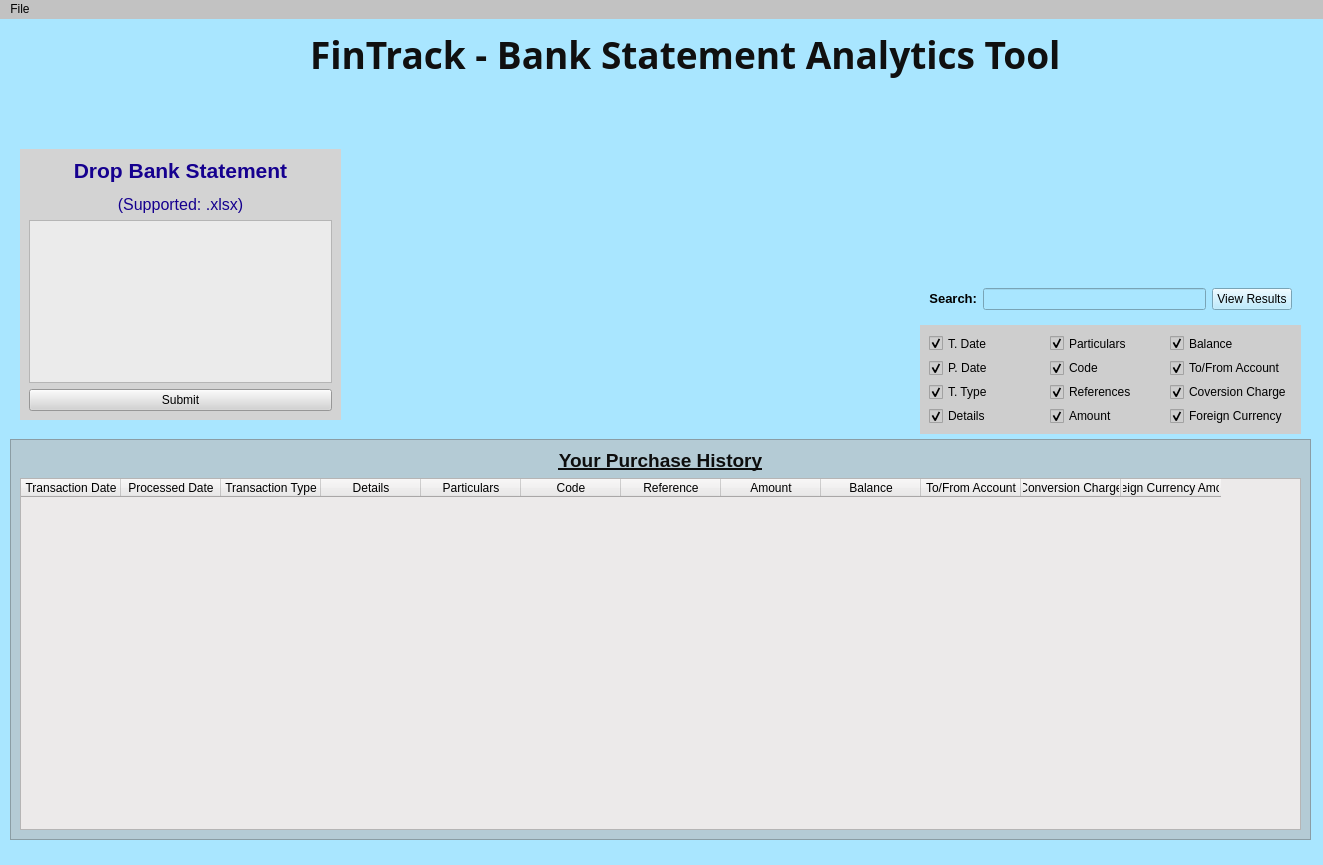
This is Interface.ui in msa280/FinTrack-Finance-Management-App as Qt 5 draws it before an edit. The edited form follows.
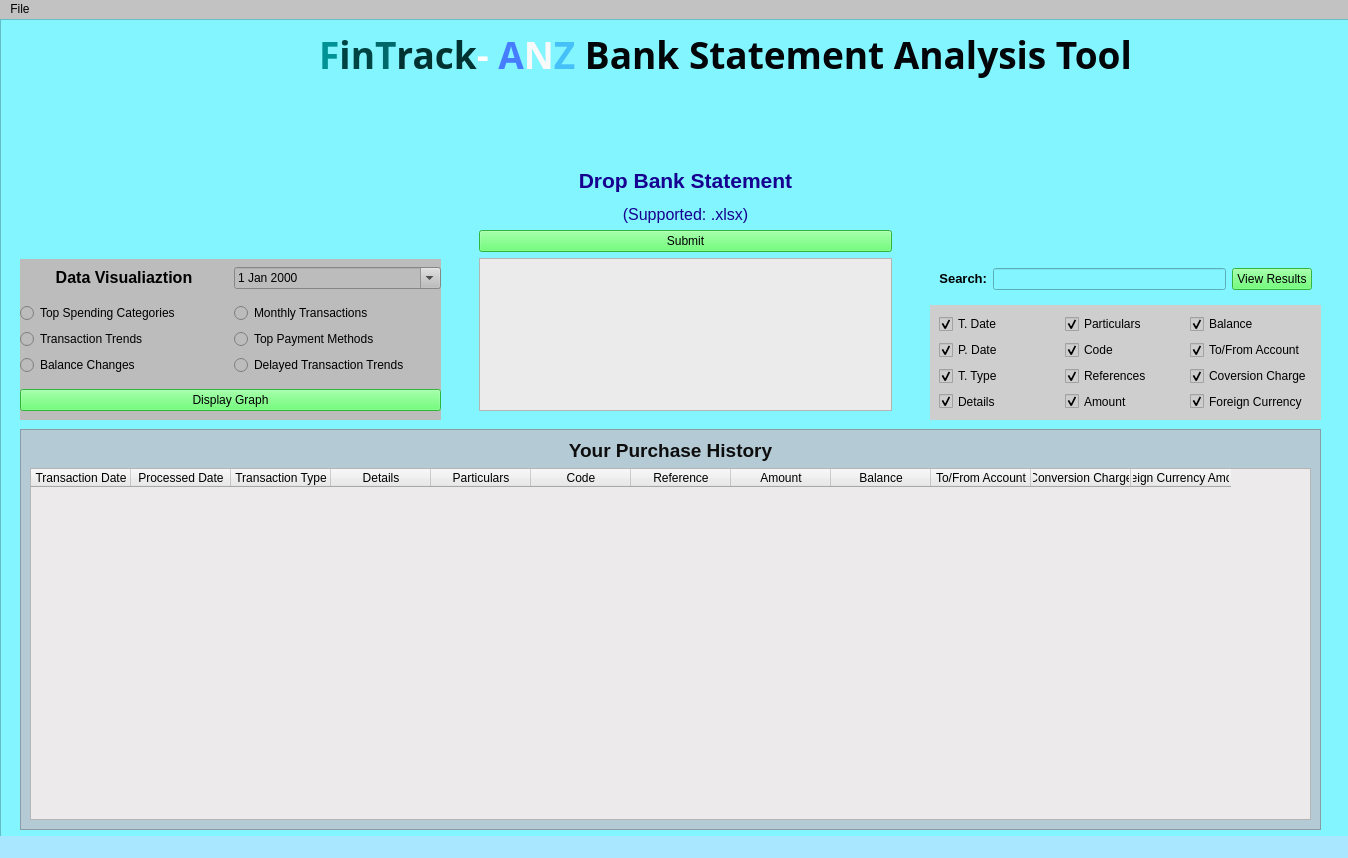
This is the edited form.

```diff
--- a/Interface.ui
+++ b/Interface.ui
@@ -9,8 +9,8 @@
    <rect>
     <x>0</x>
     <y>0</y>
-    <width>1323</width>
-    <height>865</height>
+    <width>1348</width>
+    <height>858</height>
    </rect>
   </property>
   <property name="windowTitle">
@@ -20,12 +20,39 @@
    <string notr="true">background-color: rgb(169, 230, 255)</string>
   </property>
   <widget class="QWidget" name="centralwidget">
+   <property name="styleSheet">
+    <string notr="true"/>
+   </property>
+   <widget class="QFrame" name="frame">
+    <property name="geometry">
+     <rect>
+      <x>0</x>
+      <y>0</y>
+      <width>1351</width>
+      <height>841</height>
+     </rect>
+    </property>
+    <property name="styleSheet">
+     <string notr="true">background-color: rgb(130, 245, 255)</string>
+    </property>
+    <property name="frameShape">
+     <enum>QFrame::StyledPanel</enum>
+    </property>
+    <property name="frameShadow">
+     <enum>QFrame::Raised</enum>
+    </property>
+    <property name="ddd" stdset="0">
+     <string/>
+    </property>
    <widget class="QLabel" name="label_2">
+     <property name="enabled">
+      <bool>true</bool>
+     </property>
     <property name="geometry">
      <rect>
-      <x>310</x>
+       <x>300</x>
       <y>10</y>
-      <width>761</width>
+       <width>851</width>
       <height>51</height>
      </rect>
     </property>
@@ -40,15 +67,21 @@
     <property name="focusPolicy">
      <enum>Qt::NoFocus</enum>
     </property>
+     <property name="styleSheet">
+      <string notr="true"/>
+     </property>
     <property name="text">
-     <string>&lt;html&gt;&lt;head/&gt;&lt;body&gt;&lt;p&gt;&lt;span style=&quot; color:#101010;&quot;&gt;FinTrack - Bank Statement Analytics Tool&lt;/span&gt;&lt;/p&gt;&lt;/body&gt;&lt;/html&gt;</string>
+      <string>&lt;html&gt;&lt;head/&gt;&lt;body&gt;&lt;p align=&quot;center&quot;&gt;&lt;span style=&quot; color:#009294;&quot;&gt;F&lt;/span&gt;&lt;span style=&quot; color:#004343;&quot;&gt;in&lt;/span&gt;&lt;span style=&quot; color:#006868;&quot;&gt;T&lt;/span&gt;&lt;span style=&quot; color:#003232;&quot;&gt;rack&lt;/span&gt;&lt;span style=&quot; color:#009294;&quot;/&gt;&lt;span style=&quot; color:#ffffff;&quot;&gt;- &lt;/span&gt;&lt;span style=&quot; color:#467dff;&quot;&gt;A&lt;/span&gt;&lt;span style=&quot; color:#f9f9f9;&quot;&gt;N&lt;/span&gt;&lt;span style=&quot; color:#45c0f9;&quot;&gt;Z &lt;/span&gt;&lt;span style=&quot; color:#020608;&quot;&gt;Bank Statement Analysis Tool&lt;/span&gt;&lt;/p&gt;&lt;/body&gt;&lt;/html&gt;</string>
     </property>
    </widget>
    <widget class="QScrollArea" name="scrollArea">
+     <property name="enabled">
+      <bool>true</bool>
+     </property>
     <property name="geometry">
      <rect>
-      <x>10</x>
-      <y>420</y>
+       <x>20</x>
+       <y>410</y>
       <width>1301</width>
       <height>401</height>
      </rect>
@@ -71,6 +104,9 @@
      <layout class="QVBoxLayout" name="verticalLayout">
       <item>
        <widget class="QLabel" name="label_5">
+         <property name="enabled">
+          <bool>true</bool>
+         </property>
         <property name="font">
          <font>
           <family>Segoe UI</family>
@@ -80,12 +116,15 @@
          </font>
         </property>
         <property name="text">
-         <string>&lt;html&gt;&lt;head/&gt;&lt;body&gt;&lt;p align=&quot;center&quot;&gt;&lt;span style=&quot; font-size:14pt; text-decoration: underline; color:#0d0d0d;&quot;&gt;Your Purchase History&lt;/span&gt;&lt;/p&gt;&lt;/body&gt;&lt;/html&gt;</string>
+          <string>&lt;html&gt;&lt;head/&gt;&lt;body&gt;&lt;p align=&quot;center&quot;&gt;&lt;span style=&quot; font-size:14pt; color:#0d0d0d;&quot;&gt;Your Purchase History&lt;/span&gt;&lt;/p&gt;&lt;/body&gt;&lt;/html&gt;</string>
         </property>
        </widget>
       </item>
       <item>
        <widget class="QTableWidget" name="tableWidget">
+         <property name="enabled">
+          <bool>true</bool>
+         </property>
         <property name="styleSheet">
          <string notr="true">background-color: rgb(236, 234, 234)</string>
         </property>
@@ -164,20 +203,26 @@
     </widget>
    </widget>
    <widget class="QFrame" name="verticalFrame">
+     <property name="enabled">
+      <bool>true</bool>
+     </property>
     <property name="geometry">
      <rect>
-      <x>20</x>
-      <y>130</y>
-      <width>321</width>
-      <height>271</height>
+       <x>470</x>
+       <y>140</y>
+       <width>431</width>
+       <height>261</height>
      </rect>
     </property>
     <property name="styleSheet">
-     <string notr="true">background-color: rgb(211, 211, 211)</string>
+      <string notr="true"/>
     </property>
     <layout class="QVBoxLayout" name="verticalLayout_2">
      <item>
       <widget class="QLabel" name="label">
+        <property name="enabled">
+         <bool>true</bool>
+        </property>
        <property name="styleSheet">
         <string notr="true"/>
        </property>
@@ -186,51 +231,209 @@
        </property>
       </widget>
      </item>
-     <item>
-      <widget class="QListWidget" name="listWidget">
-       <property name="styleSheet">
-        <string notr="true">background-color: rgb(235, 235, 235)</string>
-       </property>
-      </widget>
-     </item>
      <item>
       <widget class="QPushButton" name="pushButton_2">
+        <property name="enabled">
+         <bool>true</bool>
+        </property>
        <property name="styleSheet">
-        <string notr="true">font: 75 12pt &quot;MS Shell Dlg 2&quot;;
-</string>
+         <string notr="true">font: 87 11pt &quot;Arial&quot;;
+background-color: rgb(69, 255, 84);</string>
        </property>
        <property name="text">
         <string>Submit</string>
        </property>
       </widget>
      </item>
+      <item>
+       <widget class="QListWidget" name="listWidget">
+        <property name="enabled">
+         <bool>true</bool>
+        </property>
+        <property name="styleSheet">
+         <string notr="true">background-color: rgb(235, 235, 235)</string>
+        </property>
+       </widget>
+      </item>
+     </layout>
+    </widget>
+    <widget class="QWidget" name="widget_3" native="true">
+     <property name="enabled">
+      <bool>true</bool>
+     </property>
+     <property name="geometry">
+      <rect>
+       <x>20</x>
+       <y>240</y>
+       <width>421</width>
+       <height>161</height>
+      </rect>
+     </property>
+     <property name="styleSheet">
+      <string notr="true">background-color: rgb(188, 188, 188)</string>
+     </property>
+     <layout class="QGridLayout" name="gridLayout_3">
+      <item row="1" column="0">
+       <widget class="QLabel" name="label_4">
+        <property name="enabled">
+         <bool>true</bool>
+        </property>
+        <property name="text">
+         <string>&lt;html&gt;&lt;head/&gt;&lt;body&gt;&lt;p align=&quot;center&quot;&gt;&lt;span style=&quot; font-size:12pt; font-weight:600;&quot;&gt;Data Visualiaztion&lt;/span&gt;&lt;/p&gt;&lt;/body&gt;&lt;/html&gt;</string>
+        </property>
+       </widget>
+      </item>
+      <item row="2" column="0" colspan="2">
+       <layout class="QGridLayout" name="gridLayout_2">
+        <item row="1" column="0">
+         <widget class="QRadioButton" name="radioButton_3">
+          <property name="enabled">
+           <bool>true</bool>
+          </property>
+          <property name="styleSheet">
+           <string notr="true">font: 75 10pt &quot;MS Shell Dlg 2&quot;;</string>
+          </property>
+          <property name="text">
+           <string>Transaction Trends</string>
+          </property>
+         </widget>
+        </item>
+        <item row="0" column="1">
+         <widget class="QRadioButton" name="radioButton_2">
+          <property name="enabled">
+           <bool>true</bool>
+          </property>
+          <property name="styleSheet">
+           <string notr="true">font: 75 10pt &quot;MS Shell Dlg 2&quot;;</string>
+          </property>
+          <property name="text">
+           <string>Monthly Transactions</string>
+          </property>
+         </widget>
+        </item>
+        <item row="2" column="0">
+         <widget class="QRadioButton" name="radioButton_5">
+          <property name="enabled">
+           <bool>true</bool>
+          </property>
+          <property name="styleSheet">
+           <string notr="true">font: 75 10pt &quot;MS Shell Dlg 2&quot;;</string>
+          </property>
+          <property name="text">
+           <string>Balance Changes</string>
+          </property>
+         </widget>
+        </item>
+        <item row="2" column="1">
+         <widget class="QRadioButton" name="radioButton_6">
+          <property name="enabled">
+           <bool>true</bool>
+          </property>
+          <property name="styleSheet">
+           <string notr="true">font: 75 10pt &quot;MS Shell Dlg 2&quot;;</string>
+          </property>
+          <property name="text">
+           <string>Delayed Transaction Trends</string>
+          </property>
+         </widget>
+        </item>
+        <item row="1" column="1">
+         <widget class="QRadioButton" name="radioButton">
+          <property name="enabled">
+           <bool>true</bool>
+          </property>
+          <property name="styleSheet">
+           <string notr="true">font: 75 10pt &quot;MS Shell Dlg 2&quot;;</string>
+          </property>
+          <property name="text">
+           <string>Top Payment Methods</string>
+          </property>
+         </widget>
+        </item>
+        <item row="0" column="0">
+         <widget class="QRadioButton" name="radioButton_4">
+          <property name="enabled">
+           <bool>true</bool>
+          </property>
+          <property name="styleSheet">
+           <string notr="true">font: 75 10pt &quot;MS Shell Dlg 2&quot;;</string>
+          </property>
+          <property name="text">
+           <string>Top Spending Categories</string>
+          </property>
+         </widget>
+        </item>
+       </layout>
+      </item>
+      <item row="1" column="1">
+       <widget class="QDateEdit" name="dateEdit">
+        <property name="enabled">
+         <bool>true</bool>
+        </property>
+        <property name="calendarPopup">
+         <bool>true</bool>
+        </property>
+       </widget>
+      </item>
+      <item row="3" column="0" colspan="2">
+       <widget class="QPushButton" name="pushButton_3">
+        <property name="styleSheet">
+         <string notr="true">font: 87 11pt &quot;Arial&quot;;
+gridline-color: rgb(100, 79, 69);
+background-color: rgb(69, 255, 84);</string>
+        </property>
+        <property name="text">
+         <string>Display Graph</string>
+        </property>
+       </widget>
+      </item>
     </layout>
    </widget>
    <widget class="QWidget" name="verticalLayoutWidget">
+     <property name="enabled">
+      <bool>true</bool>
+     </property>
     <property name="geometry">
      <rect>
-      <x>920</x>
-      <y>260</y>
-      <width>381</width>
-      <height>155</height>
+       <x>930</x>
+       <y>240</y>
+       <width>391</width>
+       <height>161</height>
      </rect>
     </property>
     <layout class="QVBoxLayout" name="verticalLayout_3">
      <item>
       <widget class="QWidget" name="widget" native="true">
+        <property name="enabled">
+         <bool>true</bool>
+        </property>
        <layout class="QHBoxLayout" name="horizontalLayout">
         <item>
          <widget class="QLabel" name="label_3">
+           <property name="enabled">
+            <bool>true</bool>
+           </property>
           <property name="text">
            <string>&lt;html&gt;&lt;head/&gt;&lt;body&gt;&lt;p align=&quot;right&quot;&gt;&lt;span style=&quot; font-size:10pt; font-weight:600;&quot;&gt;Search:&lt;/span&gt;&lt;/p&gt;&lt;/body&gt;&lt;/html&gt;</string>
           </property>
          </widget>
         </item>
         <item>
-         <widget class="QLineEdit" name="lineEdit"/>
+          <widget class="QLineEdit" name="lineEdit">
+           <property name="enabled">
+            <bool>true</bool>
+           </property>
+          </widget>
         </item>
         <item>
          <widget class="QPushButton" name="pushButton">
+           <property name="enabled">
+            <bool>true</bool>
+           </property>
+           <property name="styleSheet">
+            <string notr="true">font: 87 11pt &quot;Arial&quot;;
+background-color: rgb(69, 255, 84);</string>
+           </property>
           <property name="text">
            <string>View Results</string>
           </property>
@@ -241,16 +444,22 @@
      </item>
      <item>
       <widget class="QWidget" name="widget_2" native="true">
+        <property name="enabled">
+         <bool>true</bool>
+        </property>
        <property name="styleSheet">
         <string notr="true">background-color: rgb(206, 206, 206)</string>
        </property>
        <layout class="QHBoxLayout" name="horizontalLayout_2">
         <item>
          <layout class="QGridLayout" name="gridLayout">
-          <item row="1" column="2">
-           <widget class="QCheckBox" name="checkBox_7">
+           <item row="1" column="1">
+            <widget class="QCheckBox" name="checkBox_4">
+             <property name="enabled">
+              <bool>true</bool>
+             </property>
             <property name="text">
-             <string>To/From Account</string>
+              <string>Code</string>
             </property>
             <property name="checked">
              <bool>true</bool>
@@ -259,6 +468,9 @@
           </item>
           <item row="0" column="2">
            <widget class="QCheckBox" name="checkBox_6">
+             <property name="enabled">
+              <bool>true</bool>
+             </property>
             <property name="text">
              <string>Balance</string>
             </property>
@@ -267,28 +479,11 @@
             </property>
            </widget>
           </item>
-          <item row="1" column="0">
-           <widget class="QCheckBox" name="checkBox_5">
-            <property name="text">
-             <string>P. Date</string>
-            </property>
-            <property name="checked">
-             <bool>true</bool>
-            </property>
-           </widget>
-          </item>
-          <item row="0" column="1">
-           <widget class="QCheckBox" name="checkBox_3">
-            <property name="text">
-             <string>Particulars</string>
-            </property>
-            <property name="checked">
-             <bool>true</bool>
-            </property>
-           </widget>
-          </item>
           <item row="3" column="1">
            <widget class="QCheckBox" name="checkBox_11">
+             <property name="enabled">
+              <bool>true</bool>
+             </property>
             <property name="text">
              <string>Amount</string>
             </property>
@@ -297,30 +492,26 @@
             </property>
            </widget>
           </item>
-          <item row="2" column="1">
-           <widget class="QCheckBox" name="checkBox_9">
-            <property name="text">
-             <string>References</string>
-            </property>
-            <property name="checked">
+           <item row="1" column="2">
+            <widget class="QCheckBox" name="checkBox_7">
+             <property name="enabled">
              <bool>true</bool>
             </property>
-           </widget>
-          </item>
-          <item row="2" column="2">
-           <widget class="QCheckBox" name="checkBox_8">
             <property name="text">
-             <string>Coversion Charge</string>
+              <string>To/From Account</string>
             </property>
             <property name="checked">
              <bool>true</bool>
             </property>
            </widget>
           </item>
-          <item row="1" column="1">
-           <widget class="QCheckBox" name="checkBox_4">
+           <item row="0" column="1">
+            <widget class="QCheckBox" name="checkBox_3">
+             <property name="enabled">
+              <bool>true</bool>
+             </property>
             <property name="text">
-             <string>Code</string>
+              <string>Particulars</string>
             </property>
             <property name="checked">
              <bool>true</bool>
@@ -329,6 +520,9 @@
           </item>
           <item row="2" column="0">
            <widget class="QCheckBox" name="checkBox">
+             <property name="enabled">
+              <bool>true</bool>
+             </property>
             <property name="text">
              <string>T. Type</string>
             </property>
@@ -337,10 +531,13 @@
             </property>
            </widget>
           </item>
-          <item row="3" column="0">
-           <widget class="QCheckBox" name="checkBox_2">
+           <item row="1" column="0">
+            <widget class="QCheckBox" name="checkBox_5">
+             <property name="enabled">
+              <bool>true</bool>
+             </property>
             <property name="text">
-             <string>Details</string>
+              <string>P. Date</string>
             </property>
             <property name="checked">
              <bool>true</bool>
@@ -349,6 +546,9 @@
           </item>
           <item row="3" column="2">
            <widget class="QCheckBox" name="checkBox_12">
+             <property name="enabled">
+              <bool>true</bool>
+             </property>
             <property name="text">
              <string>Foreign Currency </string>
             </property>
@@ -357,8 +557,50 @@
             </property>
            </widget>
           </item>
+           <item row="2" column="1">
+            <widget class="QCheckBox" name="checkBox_9">
+             <property name="enabled">
+              <bool>true</bool>
+             </property>
+             <property name="text">
+              <string>References</string>
+             </property>
+             <property name="checked">
+              <bool>true</bool>
+             </property>
+            </widget>
+           </item>
+           <item row="3" column="0">
+            <widget class="QCheckBox" name="checkBox_2">
+             <property name="enabled">
+              <bool>true</bool>
+             </property>
+             <property name="text">
+              <string>Details</string>
+             </property>
+             <property name="checked">
+              <bool>true</bool>
+             </property>
+            </widget>
+           </item>
+           <item row="2" column="2">
+            <widget class="QCheckBox" name="checkBox_8">
+             <property name="enabled">
+              <bool>true</bool>
+             </property>
+             <property name="text">
+              <string>Coversion Charge</string>
+             </property>
+             <property name="checked">
+              <bool>true</bool>
+             </property>
+            </widget>
+           </item>
           <item row="0" column="0">
            <widget class="QCheckBox" name="checkBox_10">
+             <property name="enabled">
+              <bool>true</bool>
+             </property>
             <property name="text">
              <string>T. Date</string>
             </property>
@@ -375,13 +617,14 @@
     </layout>
    </widget>
   </widget>
+  </widget>
   <widget class="QStatusBar" name="statusbar"/>
   <widget class="QMenuBar" name="menuBar">
    <property name="geometry">
     <rect>
      <x>0</x>
      <y>0</y>
-     <width>1323</width>
+     <width>1348</width>
      <height>21</height>
     </rect>
    </property>
```
Left out of the diff: 4 changed lines with no effect on the pictures. Lines whose indentation alone changed are shown as unchanged.
